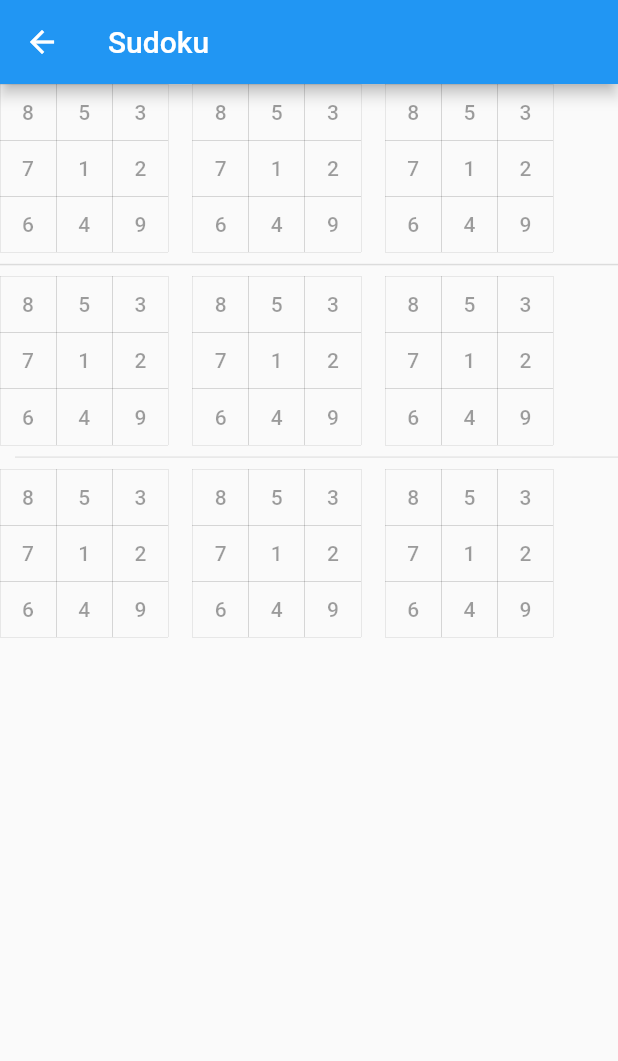
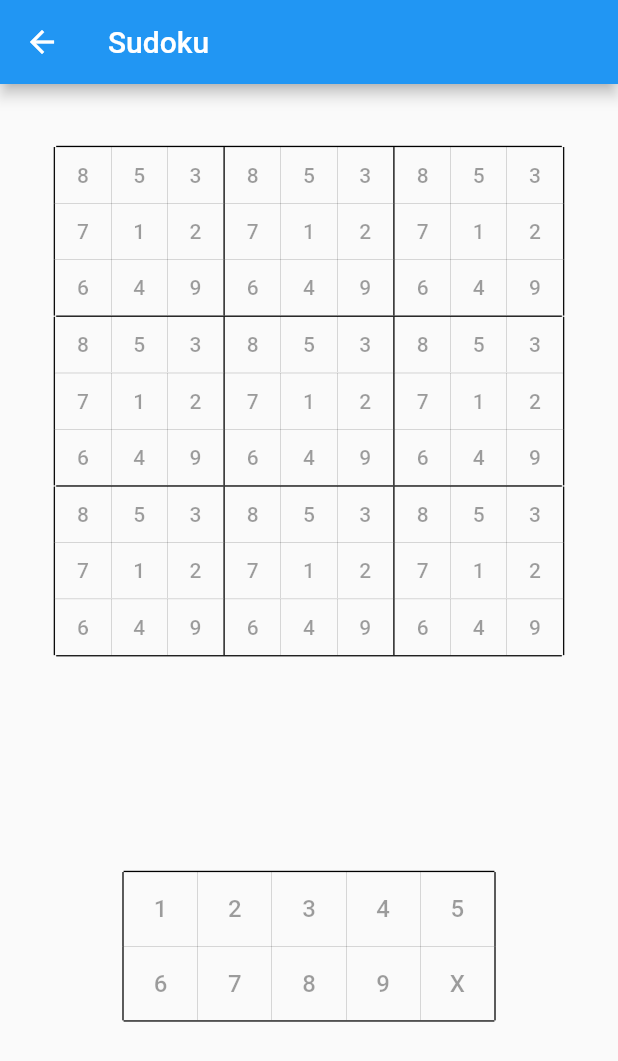
Before and after one commit to Morgan1420/flutter_game_hub, a Flutter app: the Sudoku screen opened directly, on a phone screen of 412 x 824 dp. Shown: the top 1061 px of the screen. Run offline on Flutter 3.47's test engine with Material 2 defaults, Android fonts, the phone set to English and light mode, and no system bars.

Commit message:
sudoku basic interface done

```diff
--- a/game_hub/lib/sudoku.dart
+++ b/game_hub/lib/sudoku.dart
@@ -18,7 +18,21 @@ class SudokuState extends State<Sudoku> {
   Widget build(BuildContext context) {
     return Scaffold(
       appBar: AppBar(title: const Text("Sudoku")),
-      body: Column(children: [buildMatrix(), buildIndexRow()]),
+      body: Column(children: [
+        Container(
+          height: MediaQuery.of(context).size.width * 0.1,
+        ),
+        buildMatrix(),
+        const Expanded(
+            child: Divider(
+          color: Colors.transparent,
+        )),
+        buildIndexMatrix(),
+        const Expanded(
+            child: Divider(
+          color: Colors.transparent,
+        )),
+      ]),
     );
   }
 
@@ -48,22 +62,37 @@ class SudokuState extends State<Sudoku> {
   Widget buildMatrixButtonRow(int row) {
     return Row(
       children: [
+        const Expanded(child: Text("")),
+        Container(
+          width: MediaQuery.of(context).size.width * 0.002,
+          height: MediaQuery.of(context).size.width / (MATRIX_SIZE + 2),
+          color: Colors.black,
+        ),
         buildMatrixButton(row, 0),
         buildMatrixButton(row, 1),
         buildMatrixButton(row, 2),
-        const VerticalDivider(
-          indent: 10,
+        Container(
+          width: MediaQuery.of(context).size.width * 0.002,
+          height: MediaQuery.of(context).size.width / (MATRIX_SIZE + 2),
+          color: Colors.black,
         ),
         buildMatrixButton(row, 3),
         buildMatrixButton(row, 4),
         buildMatrixButton(row, 5),
-        const VerticalDivider(
-          indent: 10,
-          thickness: 5,
+        Container(
+          width: MediaQuery.of(context).size.width * 0.002,
+          height: MediaQuery.of(context).size.width / (MATRIX_SIZE + 2),
+          color: Colors.black,
         ),
         buildMatrixButton(row, 6),
         buildMatrixButton(row, 7),
-        buildMatrixButton(row, 8)
+        buildMatrixButton(row, 8),
+        Container(
+          width: MediaQuery.of(context).size.width * 0.002,
+          height: MediaQuery.of(context).size.width / (MATRIX_SIZE + 2),
+          color: Colors.black,
+        ),
+        const Expanded(child: Text(""))
       ],
     );
   }
@@ -72,33 +101,138 @@ class SudokuState extends State<Sudoku> {
   Widget buildMatrix() {
     return Column(
       children: [
+        Container(
+          height: MediaQuery.of(context).size.width * 0.002,
+          width: MediaQuery.of(context).size.width / (MATRIX_SIZE + 2) * 9,
+          color: Colors.black,
+        ),
         buildMatrixButtonRow(0),
         buildMatrixButtonRow(1),
         buildMatrixButtonRow(2),
-        const Divider(
-          thickness: 1,
-          indent: 0,
+        Container(
+          height: MediaQuery.of(context).size.width * 0.002,
+          width: MediaQuery.of(context).size.width / (MATRIX_SIZE + 2) * 9,
+          color: Colors.black,
         ),
         buildMatrixButtonRow(3),
         buildMatrixButtonRow(4),
         buildMatrixButtonRow(5),
-        const Divider(
-          indent: 10,
+        Container(
+          height: MediaQuery.of(context).size.width * 0.002,
+          width: MediaQuery.of(context).size.width / (MATRIX_SIZE + 2) * 9,
+          color: Colors.black,
         ),
         buildMatrixButtonRow(6),
         buildMatrixButtonRow(7),
-        buildMatrixButtonRow(8)
+        buildMatrixButtonRow(8),
+        Container(
+          height: MediaQuery.of(context).size.width * 0.002,
+          width: MediaQuery.of(context).size.width / (MATRIX_SIZE + 2) * 9,
+          color: Colors.black,
+        ),
       ],
     );
   }
 
-  // --------------------------------- index buttons
-  Widget buildIndexButton() {
-    return Container();
+  // --------------------------------- index buttons, rows and matrix
+  Widget buildIndexButton(String bf) {
+    String buttonFunc = bf;
+    return Container(
+      width: MediaQuery.of(context).size.width * 0.12,
+      height: MediaQuery.of(context).size.width * 0.12,
+      decoration:
+          BoxDecoration(border: Border.all(color: Colors.black, width: 0.05)),
+      child: TextButton(
+        // estil
+        style: TextButton.styleFrom(
+          minimumSize: Size.square(MediaQuery.of(context).size.width * 0.12),
+        ),
+        onPressed: null,
+        child: Text(
+          buttonFunc,
+          style: TextStyle(fontSize: 16),
+        ),
+      ),
+    );
   }
 
-  Widget buildIndexRow() {
-    return Row();
+  Widget buildIndexRowTop() {
+    return Row(
+      children: [
+        const Expanded(
+            child: Divider(
+          color: Colors.transparent,
+        )),
+        Container(
+          width: MediaQuery.of(context).size.width * 0.002,
+          height: MediaQuery.of(context).size.width * 0.12,
+          color: Colors.black,
+        ),
+        buildIndexButton("1"),
+        buildIndexButton("2"),
+        buildIndexButton("3"),
+        buildIndexButton("4"),
+        buildIndexButton("5"),
+        Container(
+          width: MediaQuery.of(context).size.width * 0.002,
+          height: MediaQuery.of(context).size.width * 0.12,
+          color: Colors.black,
+        ),
+        const Expanded(
+            child: Divider(
+          color: Colors.transparent,
+        )),
+      ],
+    );
+  }
+
+  Widget buildIndexRowBotom() {
+    return Row(
+      children: [
+        const Expanded(
+            child: Divider(
+          color: Colors.transparent,
+        )),
+        Container(
+          width: MediaQuery.of(context).size.width * 0.002,
+          height: MediaQuery.of(context).size.width * 0.12,
+          color: Colors.black,
+        ),
+        buildIndexButton("6"),
+        buildIndexButton("7"),
+        buildIndexButton("8"),
+        buildIndexButton("9"),
+        buildIndexButton("X"),
+        Container(
+          width: MediaQuery.of(context).size.width * 0.002,
+          height: MediaQuery.of(context).size.width * 0.12,
+          color: Colors.black,
+        ),
+        const Expanded(
+            child: Divider(
+          color: Colors.transparent,
+        )),
+      ],
+    );
+  }
+
+  Widget buildIndexMatrix() {
+    return Column(
+      children: [
+        Container(
+          height: MediaQuery.of(context).size.width * 0.002,
+          width: MediaQuery.of(context).size.width * 0.12 * 5,
+          color: Colors.black,
+        ),
+        buildIndexRowTop(),
+        buildIndexRowBotom(),
+        Container(
+          height: MediaQuery.of(context).size.width * 0.002,
+          width: MediaQuery.of(context).size.width * 0.12 * 5,
+          color: Colors.black,
+        ),
+      ],
+    );
   }
 }
 
@@ -177,6 +311,7 @@ class SudokuBlueprint {
     }
   }
 
+  // funcions que miren si hi ha algun numero repetit a la esquerra o adalt del numero de la posició triada
   bool igualEsquerra(int row, int col) {
     bool igual = false;
 
@@ -203,9 +338,11 @@ class SudokuBlueprint {
     return igual;
   }
 
+  //
   void cambiaEsquerra(int row, int col) {}
 
   void cambiaAmunt() {}
+
   // init matriu a " "
   void initMatriuZeros() {
     for (var i = 0; i < MATRIX_SIZE; i++) {
@@ -217,6 +354,7 @@ class SudokuBlueprint {
     }
   }
 
+  // funcions per a aconseguir la posició d'un element dins de la caixa
   int getBoxRow(int row) {
     var boxRow = row;
 
```
